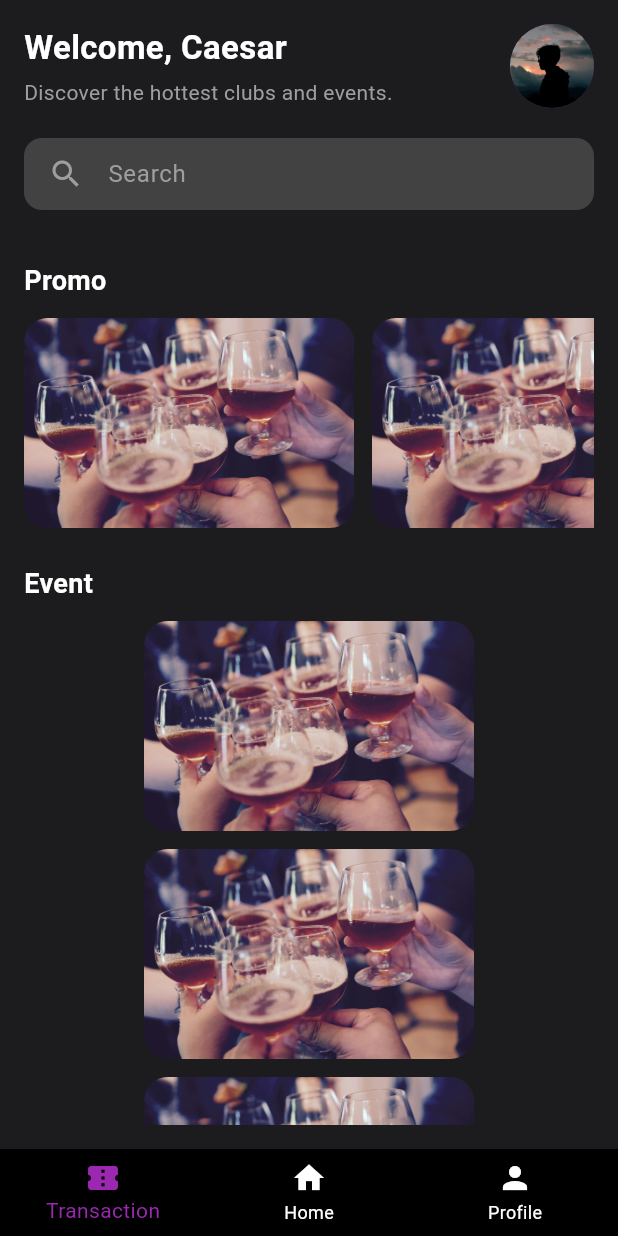
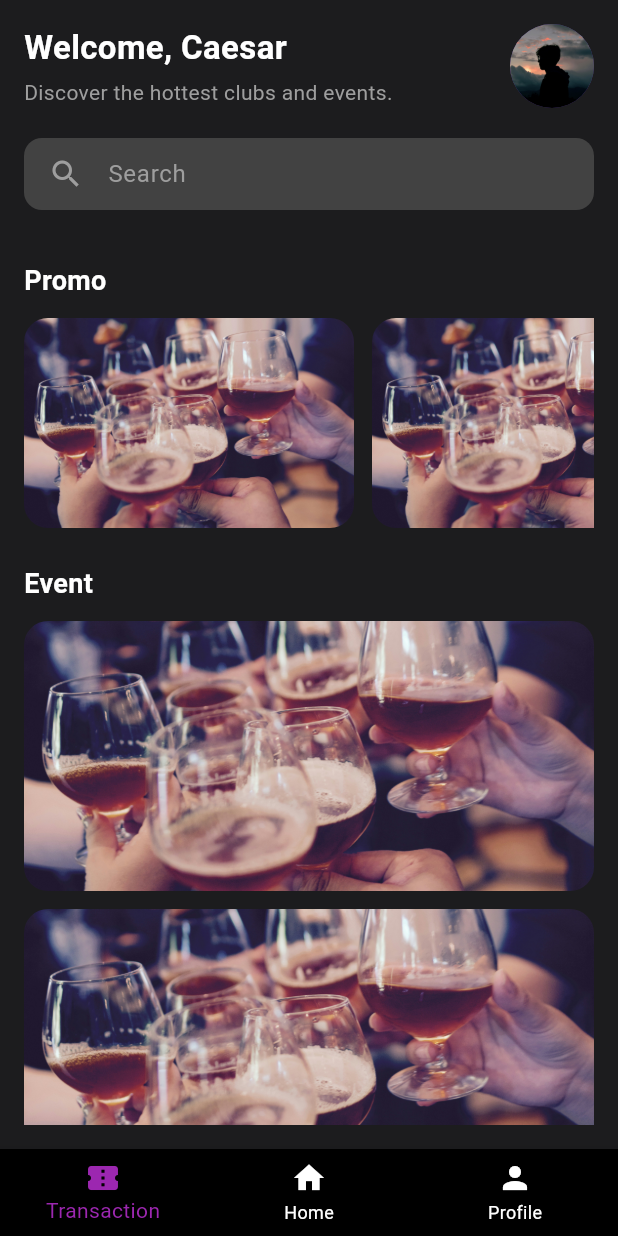
Before and after one commit to AltariaAngkasa/Booking, a Flutter app: the HomePage screen opened directly, on a phone screen of 412 x 824 dp. Run offline on Flutter 3.47's test engine with Material 3 defaults, Android fonts, the phone set to English and light mode, and no system bars; our stand-ins replace cloud_firestore, firebase_auth, firebase_core, pinput; accounts and stored records are empty.

Commit message:
Memperlebar Gambar

```diff
--- a/lib/screens/mainScreen/homepage.dart
+++ b/lib/screens/mainScreen/homepage.dart
@@ -119,7 +119,7 @@ class HomePage extends StatelessWidget {
                   3,
                   (index) => Padding(
                     padding: const EdgeInsets.only(bottom: 12),
-                    child: _buildCard(),
+                    child: _buildFullCard(context),
                   ),
                 ),
               ),
@@ -132,7 +132,7 @@ class HomePage extends StatelessWidget {
 
   Widget _buildCard() {
     return ClipRRect(
-      borderRadius: BorderRadiusGeometry.circular(16),
+      borderRadius: BorderRadius.circular(16),
       child: Image.asset(
         'assets/sample.jpg', //Gambar untuk placeholder
         width: 220,
@@ -141,4 +141,16 @@ class HomePage extends StatelessWidget {
       ),
     );
   }
+
+  Widget _buildFullCard(BuildContext context) {
+    return ClipRRect(
+      borderRadius: BorderRadius.circular(16),
+      child: Image.asset(
+        'assets/sample.jpg',
+        width: MediaQuery.of(context).size.width,
+        height: 180,
+        fit: BoxFit.cover,
+      ),
+    );
+  }
 }
```
